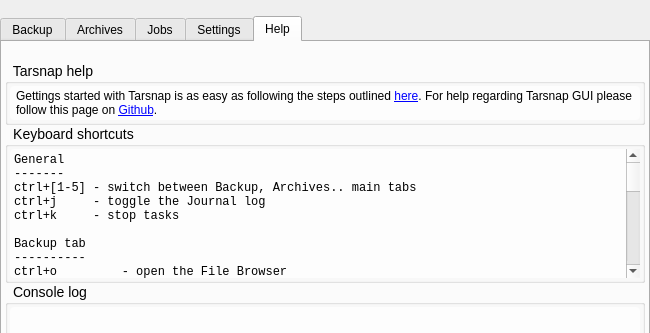
Above: forms/mainwindow.ui from Tarsnap/tarsnap-gui before the change; both pictures show x 0 to 650 and y 0 to 333 of the 650 by 610 pixel window. Below: the same form after it.
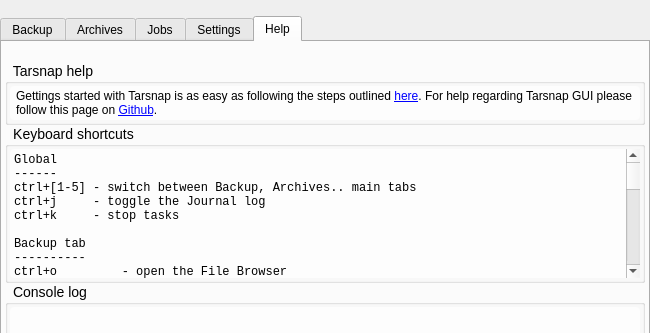
That is the form after the change. The open tabs and pages were chosen to show the change. Icons and pictures are not drawn. Custom widgets are drawn as their Qt base class.

Commit message: Add keyboard shortcuts for actions in Archives and Jobs.

Diff of the .ui file:
```diff
--- a/forms/mainwindow.ui
+++ b/forms/mainwindow.ui
@@ -1808,8 +1808,8 @@
                  <bool>true</bool>
                 </property>
                 <property name="plainText">
-                 <string>General
--------
+                 <string>Global
+------
 ctrl+[1-5] - switch between Backup, Archives.. main tabs
 ctrl+j     - toggle the Journal log
 ctrl+k     - stop tasks
@@ -1823,16 +1823,22 @@
 Archives tab
 ------------
 ctrl+r    - refresh the Archives list
-backspace - delete selected Archives
+ctrl+i    - inspect selected Archive
+ctrl+s    - restore selected Archive
+ctrl+d    - delete selected Archive(s)
+backspace - delete selected Archive(s)
 
 Jobs tab
 --------
-ctrl+n - add new Job
-ctrl+b - initiate backup on selected Jobs
+ctrl+n    - define new Job
+ctrl+b    - execute backup for selected Jobs
+ctrl+i    - inspect selected Job
+ctrl+s    - restore selected Job
+ctrl+d    - delete selected Job
 
 Settings tab
 ------------
-ctrl+r - refresh Account summary
+ctrl+r - refresh Account Summary
 
 * ctrl is cmd key on OS X
 </string>
```
Left out of the diff: 18 changed lines with no effect on the pictures. The commit also changes 1 other file.
